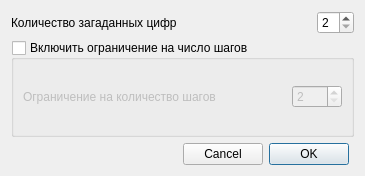
Old version of the form bulls_and_cows/levelcomplexitydialog.ui in the repository dimV36/bulls_and_cows.
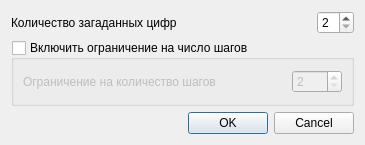
New version of the form. Icons and pictures are not drawn.

Diff of the .ui file:
```diff
--- a/bulls_and_cows/levelcomplexitydialog.ui
+++ b/bulls_and_cows/levelcomplexitydialog.ui
@@ -7,7 +7,7 @@
     <x>0</x>
     <y>0</y>
     <width>365</width>
-    <height>176</height>
+    <height>145</height>
    </rect>
   </property>
   <property name="windowTitle">
@@ -101,42 +101,16 @@
     </widget>
    </item>
    <item row="2" column="0">
-    <layout class="QHBoxLayout" name="standart_box_layout_">
-     <item>
-      <spacer name="horizontalSpacer">
-       <property name="orientation">
-        <enum>Qt::Horizontal</enum>
-       </property>
-       <property name="sizeHint" stdset="0">
-        <size>
-         <width>40</width>
-         <height>20</height>
-        </size>
-       </property>
-      </spacer>
-     </item>
-     <item>
       <widget class="QDialogButtonBox" name="button_box_">
-       <property name="layoutDirection">
-        <enum>Qt::RightToLeft</enum>
-       </property>
-       <property name="autoFillBackground">
-        <bool>false</bool>
-       </property>
        <property name="orientation">
         <enum>Qt::Horizontal</enum>
        </property>
        <property name="standardButtons">
         <set>QDialogButtonBox::Cancel|QDialogButtonBox::Ok</set>
        </property>
-       <property name="centerButtons">
-        <bool>false</bool>
-       </property>
       </widget>
      </item>
     </layout>
-   </item>
-  </layout>
  </widget>
  <resources/>
  <connections>
```
Left out of the diff: 10 changed lines with no effect on the pictures. Lines whose indentation alone changed are shown as unchanged.
